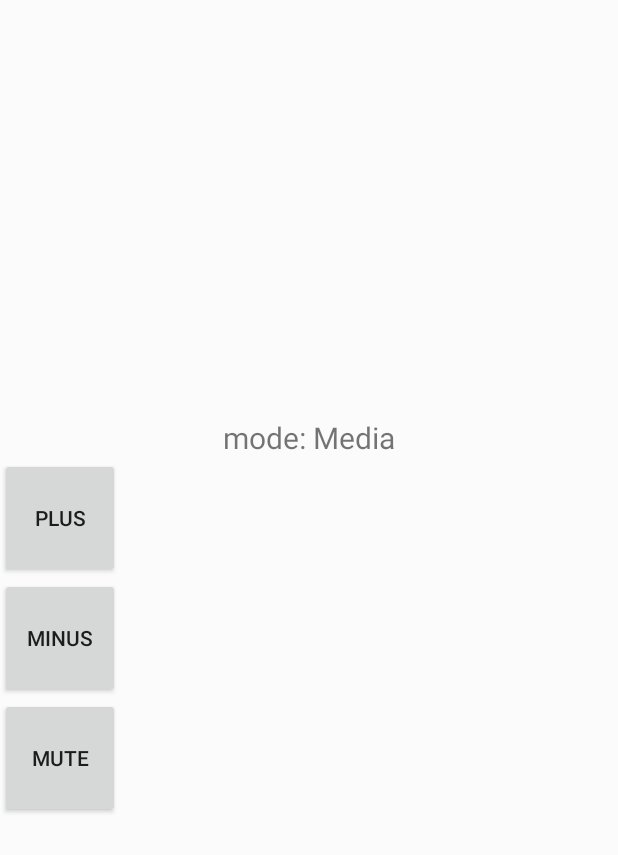
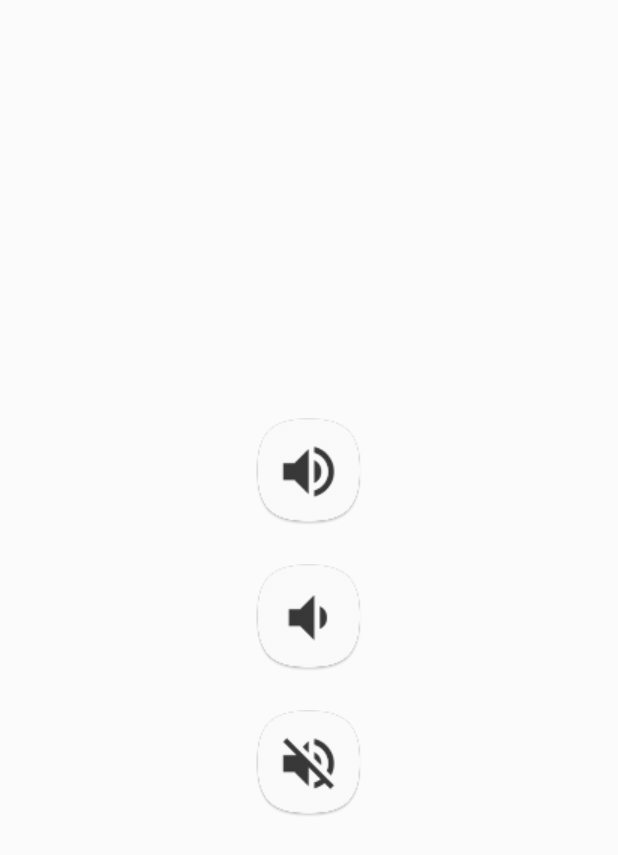
Before and after one commit to WindSekirun/EdgeVolumeControl, an Android app: the layout volume_control.xml on its own in the app's theme, with its tools: preview values and no code run, on a phone screen of 412 x 824 dp. Shown: the top 855 px of the screen. Run offline under Robolectric (Android 15) with nearby library versions, the phone set to English and light mode, and no system bars.

Commit message:
drawing volume_control

```diff
--- a/app/src/main/AndroidManifest.xml
+++ b/app/src/main/AndroidManifest.xml
@@ -18,7 +18,7 @@
             </intent-filter>
         </activity>
 
-        <receiver android:name=".provider.VolumePlusProvider">
+        <receiver android:name=".provider.VolumeControlProvider">
             <intent-filter>
                 <action android:name="com.samsung.android.cocktail.v2.action.COCKTAIL_UPDATE" />
             </intent-filter>
--- a/app/src/main/java/pyxis/uzuki/live/edgevolumecontrol/provider/VolumePlusProvider.kt
+++ b/app/src/main/java/pyxis/uzuki/live/edgevolumecontrol/provider/VolumeControlProvider.kt
@@ -13,13 +13,13 @@ import pyxis.uzuki.live.nyancat.NyanCat
 
 /**
  * EdgeVolumeControl
- * Class: VolumePlusProvider
+ * Class: VolumeControlProvider
  * Created by Pyxis on 12/31/17.
  *
  * Description:
  */
 
-class VolumePlusProvider : SlookCocktailProvider() {
+class VolumeControlProvider : SlookCocktailProvider() {
     private var mVolumeContolView: RemoteViews? = null
 
     /**
--- a/app/src/main/res/layout/volume_control.xml
+++ b/app/src/main/res/layout/volume_control.xml
@@ -8,32 +8,28 @@
         android:layout_width="match_parent"
         android:layout_height="wrap_content"
         android:layout_gravity="center"
+        android:gravity="center"
         android:orientation="vertical">
 
-        <TextView
-            android:layout_width="match_parent"
-            android:layout_height="wrap_content"
-            android:gravity="center"
-            android:text="mode: Media"
-            android:textSize="20sp" />
+        <ImageView
+            android:id="@+id/btnPlus"
+            android:layout_width="72dp"
+            android:layout_height="72dp"
+            android:src="@drawable/ic_volume_up" />
 
-        <Button
-            android:id="@+id/btnPlus"
-            android:layout_width="80dp"
-            android:layout_height="80dp"
-            android:text="Plus" />
+        <ImageView
+            android:id="@+id/btnMinus"
+            android:layout_width="72dp"
+            android:layout_height="72dp"
+            android:layout_marginTop="25dp"
+            android:src="@drawable/ic_volume_down"/>
 
-        <Button
-            android:id="@+id/btnMinus"
-            android:layout_width="80dp"
-            android:layout_height="80dp"
-            android:text="Minus" />
-
-        <Button
+        <ImageView
             android:id="@+id/btnMute"
-            android:layout_width="80dp"
-            android:layout_height="80dp"
-            android:text="Mute" />
+            android:layout_width="72dp"
+            android:layout_marginTop="25dp"
+            android:layout_height="72dp"
+            android:src="@drawable/ic_volume_off" />
     </LinearLayout>
 
 </FrameLayout>
```
